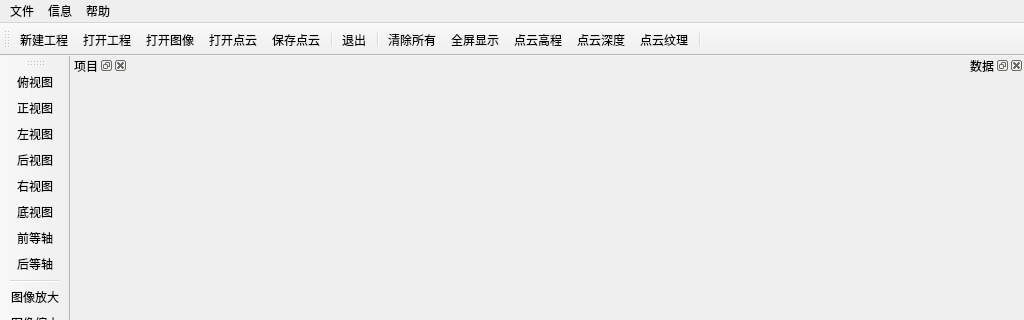
Qt form CG_3DToolKit_Slicer/mainwindow.ui (tingzhehong/CG_3DToolKit_Slicer) before a commit; both pictures show x 0 to 1024 and y 0 to 320 of the 1024 by 768 pixel window.
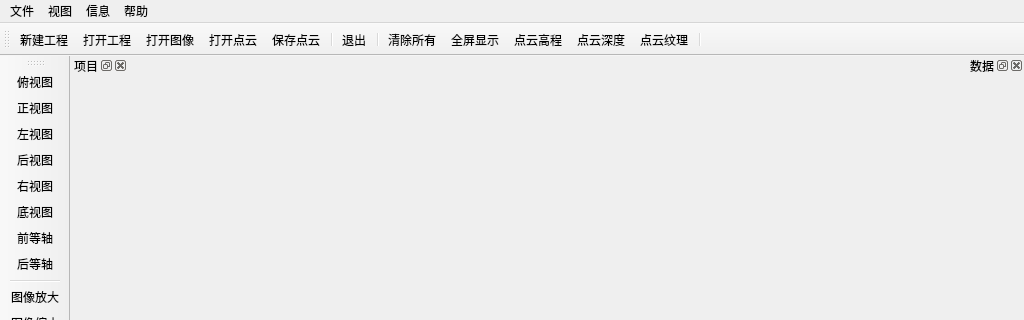
The same form after that commit. Icons and pictures are not drawn.

The edit to the form file:
```diff
--- a/CG_3DToolKit_Slicer/mainwindow.ui
+++ b/CG_3DToolKit_Slicer/mainwindow.ui
@@ -29,7 +29,7 @@
      <height>23</height>
     </rect>
    </property>
-   <widget class="QMenu" name="menu_1">
+   <widget class="QMenu" name="menu">
     <property name="title">
      <string>文件</string>
     </property>
@@ -67,6 +67,16 @@
     </property>
     <addaction name="action_about"/>
    </widget>
+   <widget class="QMenu" name="menu_1">
+    <property name="title">
+     <string>视图</string>
+    </property>
+    <addaction name="action_dock_project"/>
+    <addaction name="action_dock_properties"/>
+    <addaction name="action_dock_data"/>
+    <addaction name="action_dock_console"/>
+   </widget>
+   <addaction name="menu"/>
    <addaction name="menu_1"/>
    <addaction name="menu_2"/>
    <addaction name="menu_3"/>
```
Left out of the diff: 36 changed lines with no effect on the pictures.
